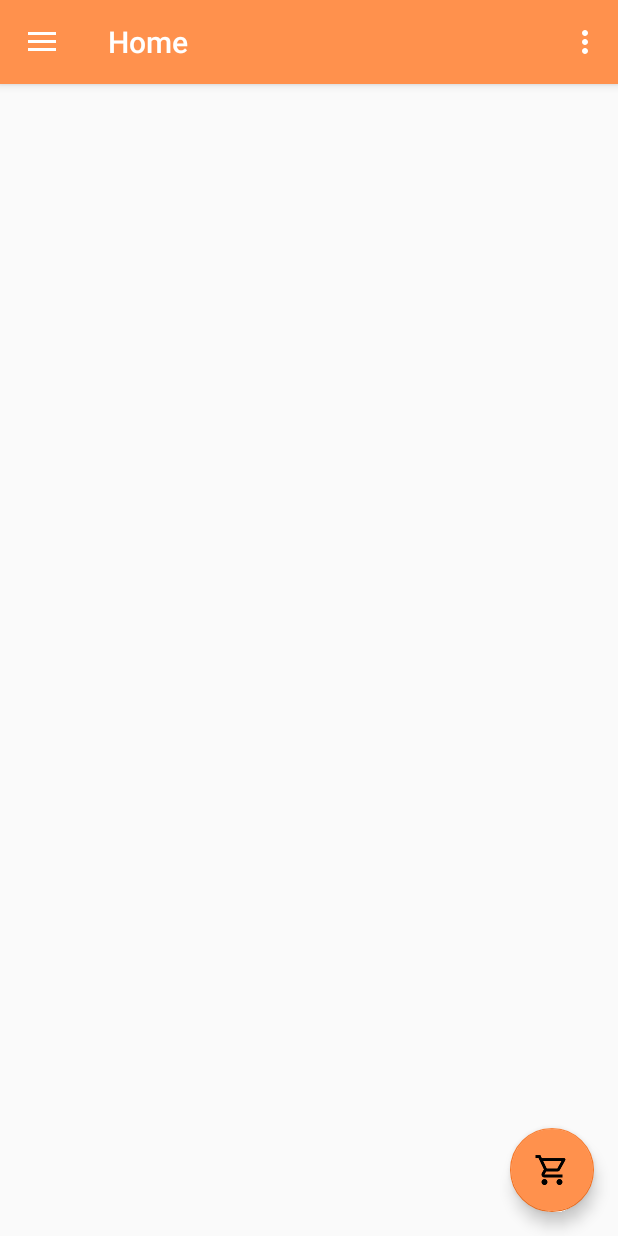
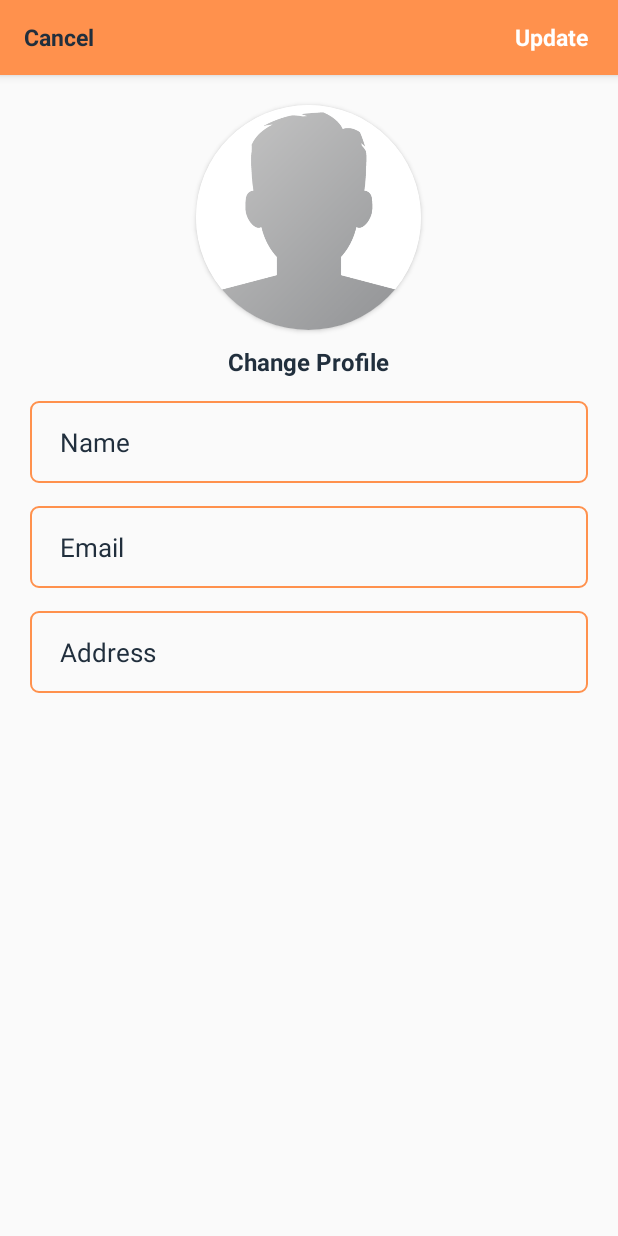
Before and after one commit to jeneeDurai/AmazonDemo, an Android app: the HomeActivity screen opened directly, with no data from a screen before it, in the side drawer, after a tap on "Settings", on a phone screen of 412 x 824 dp. Run offline under Robolectric (Android 15) with nearby library versions, the phone set to English and light mode, and no system bars; our stand-ins replace Firebase (no records; nobody signed in at launch, a user with empty details on screens opened directly), Picasso; 2 statements that could not run were skipped.

Commit message:
user profile setting base

```diff
--- a/app/build.gradle
+++ b/app/build.gradle
@@ -31,6 +31,7 @@ dependencies {
     implementation 'com.google.firebase:firebase-database:16.0.1'
     implementation 'com.google.firebase:firebase-storage:16.0.1'
     implementation 'com.firebaseui:firebase-ui-database:4.0.0'
+    implementation 'com.squareup.picasso:picasso:2.71828'
     implementation 'com.android.support:design:28.0.0'
     implementation 'com.android.support:cardview-v7:28.0.0'
     testImplementation 'junit:junit:4.12'
--- a/app/src/main/AndroidManifest.xml
+++ b/app/src/main/AndroidManifest.xml
@@ -9,10 +9,11 @@
         android:roundIcon="@mipmap/ic_launcher_round"
         android:supportsRtl="true"
         android:theme="@style/AppTheme">
+        <activity android:name=".SettingActivity"></activity>
         <activity
             android:name=".HomeActivity"
             android:label="@string/title_activity_home"
-            android:theme="@style/AppTheme.NoActionBar"></activity>
+            android:theme="@style/AppTheme.NoActionBar" />
         <activity android:name=".AdminCategoryActivity" />
         <activity android:name=".AdminAddProductActivity" />
         <activity android:name=".SignUPActivity" />
--- a/app/src/main/java/com/example/amazondemo/HomeActivity.java
+++ b/app/src/main/java/com/example/amazondemo/HomeActivity.java
@@ -28,6 +28,7 @@ import com.firebase.ui.database.FirebaseRecyclerAdapter;
 import com.firebase.ui.database.FirebaseRecyclerOptions;
 import com.google.firebase.database.DatabaseReference;
 import com.google.firebase.database.FirebaseDatabase;
+import com.squareup.picasso.Picasso;
 
 public class HomeActivity extends AppCompatActivity
         implements NavigationView.OnNavigationItemSelectedListener {
@@ -129,7 +130,8 @@ public class HomeActivity extends AppCompatActivity
         } else if (id == R.id.nav_category) {
 
         } else if (id == R.id.nav_settings) {
-
+            Intent i = new Intent(HomeActivity.this,SettingActivity.class);
+            startActivity(i);
         } else if (id == R.id.nav_logout) {
             SharedPreferences loginPreferences = getSharedPreferences("loginPrefs", MODE_PRIVATE);
             loginPreferences.edit().clear().commit();
@@ -157,9 +159,9 @@ public class HomeActivity extends AppCompatActivity
             {
                 holder.pNameTxt.setText(model.getPname());
                 holder.pDescTxt.setText(model.getDescription());
-                holder.pPriceTxt.setText(model.getPrice());
+                holder.pPriceTxt.setText("Price - " + model.getPrice()+ "$");
                 //holder.pImageView.setImageURI(model.getImage());
-                //Picasso.get().load(model.getImage()).into(holder.pImageView);
+                Picasso.get().load(model.getImage()).into(holder.pImageView);
 
             }
 
--- /dev/null
+++ b/app/src/main/java/com/example/amazondemo/SettingActivity.java
@@ -0,0 +1,78 @@
+package com.example.amazondemo;
+
+import android.content.SharedPreferences;
+import android.support.annotation.NonNull;
+import android.support.v7.app.AppCompatActivity;
+import android.os.Bundle;
+import android.widget.EditText;
+import android.widget.ImageView;
+import android.widget.TextView;
+
+import com.example.amazondemo.prevalent.Prevalent;
+import com.google.firebase.database.DataSnapshot;
+import com.google.firebase.database.DatabaseError;
+import com.google.firebase.database.DatabaseReference;
+import com.google.firebase.database.FirebaseDatabase;
+import com.google.firebase.database.ValueEventListener;
+import com.squareup.picasso.Picasso;
+
+public class SettingActivity extends AppCompatActivity {
+
+    private ImageView proImg;
+    private EditText nameTxt, emailTxt, addTxt;
+    private TextView cancelBtn, updateBtn, changeProBtn;
+    private SharedPreferences loginPreferences;
+
+    @Override
+    protected void onCreate(Bundle savedInstanceState) {
+        super.onCreate(savedInstanceState);
+        setContentView(R.layout.activity_setting);
+
+        proImg = (ImageView) findViewById(R.id.user_profile_image_setting);
+
+        nameTxt = (EditText) findViewById(R.id.setting_name_txt);
+        emailTxt = (EditText) findViewById(R.id.setting_address_txt);
+
+        cancelBtn = (TextView) findViewById(R.id.cancel_setting_btn);
+        updateBtn = (TextView) findViewById(R.id.update_acc_setting_btn);
+        changeProBtn = (TextView) findViewById(R.id.update_profile_img_text);
+
+        loginPreferences = getSharedPreferences("loginPrefs", MODE_PRIVATE);
+
+        userInfoDisplay();
+
+
+
+    }
+
+    private void userInfoDisplay() {
+        String email = loginPreferences.getString("email","").toString();
+        DatabaseReference userRef = FirebaseDatabase.getInstance().getReference().child("Users").child(email.substring(0, email.lastIndexOf(".")));
+        userRef.addValueEventListener(new ValueEventListener() {
+            @Override
+            public void onDataChange(@NonNull DataSnapshot dataSnapshot) {
+
+                if(dataSnapshot.exists()){
+                    if(dataSnapshot.child("image").exists()){
+                        String image = dataSnapshot.child("image").getValue().toString();
+                        String name = dataSnapshot.child("name").getValue().toString();
+                        String email = dataSnapshot.child("email").getValue().toString();
+                        String address = dataSnapshot.child("address").getValue().toString();
+
+                        Picasso.get().load(image).into(proImg);
+                        nameTxt.setText(name);
+                        emailTxt.setText(email);
+                        addTxt.setText(address);
+
+                    }
+                }
+            }
+
+            @Override
+            public void onCancelled(@NonNull DatabaseError databaseError) {
+
+            }
+        });
+
+    }
+}
--- a/app/src/main/java/com/example/amazondemo/viewHolder/ProductViewHolder.java
+++ b/app/src/main/java/com/example/amazondemo/viewHolder/ProductViewHolder.java
@@ -13,7 +13,7 @@ import com.example.amazondemo.interf.ItemClickListener;
 public class ProductViewHolder extends RecyclerView.ViewHolder implements View.OnClickListener {
 
     public TextView pNameTxt, pDescTxt,pPriceTxt;
-    //public ImageView pImageView;
+    public ImageView pImageView;
     ItemClickListener itemClickListener;
 
 
@@ -21,7 +21,7 @@ public class ProductViewHolder extends RecyclerView.ViewHolder implements View.O
     public ProductViewHolder(@NonNull View itemView) {
         super(itemView);
 
-        //pImageView = (ImageView) itemView.findViewById(R.id.card_product_image);
+        pImageView = (ImageView) itemView.findViewById(R.id.card_product_image);
         pNameTxt = (TextView) itemView.findViewById(R.id.card_product_name);
         pDescTxt = (TextView) itemView.findViewById(R.id.card_product_description);
         pPriceTxt = (TextView) itemView.findViewById(R.id.card_product_price);
--- a/app/src/main/res/drawable/input_design.xml
+++ b/app/src/main/res/drawable/input_design.xml
@@ -3,7 +3,7 @@
 
     <stroke
         android:color="@color/colorPrimary"
-        android:width="3dp">
+        android:width="1dp">
 
     </stroke>
 
--- /dev/null
+++ b/app/src/main/res/layout/activity_setting.xml
@@ -0,0 +1,137 @@
+<?xml version="1.0" encoding="utf-8"?>
+<RelativeLayout xmlns:android="http://schemas.android.com/apk/res/android"
+    xmlns:app="http://schemas.android.com/apk/res-auto"
+    xmlns:tools="http://schemas.android.com/tools"
+    android:layout_width="match_parent"
+    android:layout_height="match_parent"
+    tools:context=".SettingActivity">
+
+    <android.support.design.widget.AppBarLayout
+        android:id="@+id/app_bar_setting"
+        android:layout_width="match_parent"
+        android:layout_height="50dp">
+
+        <android.support.v7.widget.Toolbar
+            android:id="@+id/toolbar_setting"
+            android:layout_width="match_parent"
+            android:layout_height="wrap_content">
+
+            <RelativeLayout
+                android:layout_width="match_parent"
+                android:layout_height="wrap_content">
+
+                <TextView
+                    android:id="@+id/cancel_setting_btn"
+                    android:layout_width="wrap_content"
+                    android:layout_height="wrap_content"
+                    android:text="Cancel"
+                    android:textSize="15sp"
+                    android:textColor="@color/colorGrey"
+                    android:layout_alignParentStart="true"
+                    android:textStyle="bold"
+                    />
+
+                <TextView
+                    android:id="@+id/update_acc_setting_btn"
+                    android:layout_width="wrap_content"
+                    android:layout_height="wrap_content"
+                    android:text="Update"
+                    android:textSize="15sp"
+                    android:textColor="@color/colorWhite"
+                    android:layout_alignParentEnd="true"
+                    android:textStyle="bold"
+                    android:layout_marginRight="20dp"/>
+
+            </RelativeLayout>
+        </android.support.v7.widget.Toolbar>
+    </android.support.design.widget.AppBarLayout>
+
+    <android.support.v7.widget.CardView
+        android:id="@+id/setting_cardview"
+        android:layout_width="150dp"
+        android:layout_height="150dp"
+        android:elevation="12dp"
+        android:layout_below="@id/app_bar_setting"
+        app:cardCornerRadius="75dp"
+        android:layout_centerHorizontal="true"
+        android:layout_gravity="center"
+        android:layout_marginTop="20dp">
+
+        <ImageView
+            android:id="@+id/user_profile_image_setting"
+            android:layout_height="150dp"
+            android:layout_width="match_parent"
+            android:src="@drawable/profile"
+            android:scaleType="centerCrop"/>
+
+    </android.support.v7.widget.CardView>
+
+    <TextView
+        android:id="@+id/update_profile_img_text"
+        android:layout_width="wrap_content"
+        android:layout_height="wrap_content"
+        android:layout_below="@id/setting_cardview"
+        android:text="Change Profile"
+        android:layout_marginTop="10dp"
+        android:textSize="16sp"
+        android:textColor="@color/colorGrey"
+        android:layout_centerHorizontal="true"
+        android:textStyle="bold"
+        android:layout_marginRight="20dp"/>
+
+    <EditText
+        android:id="@+id/setting_name_txt"
+        android:layout_width="match_parent"
+        android:layout_height="wrap_content"
+        android:layout_below="@id/update_profile_img_text"
+        android:background="@drawable/input_design"
+        android:paddingRight="20dp"
+        android:paddingLeft="20dp"
+        android:paddingTop="15dp"
+        android:paddingBottom="15dp"
+        android:layout_marginTop="15dp"
+        android:layout_marginLeft="20dp"
+        android:layout_marginRight="20dp"
+        android:hint="Name"
+        android:textColor="@color/colorPrimaryDark"
+        android:textColorHint="@color/colorGrey"
+        android:textSize="17sp"/>
+
+    <EditText
+        android:id="@+id/setting_email_txt"
+        android:layout_width="match_parent"
+        android:layout_height="wrap_content"
+        android:layout_below="@id/setting_name_txt"
+        android:background="@drawable/input_design"
+        android:paddingRight="20dp"
+        android:paddingLeft="20dp"
+        android:paddingTop="15dp"
+        android:paddingBottom="15dp"
+        android:layout_marginTop="15dp"
+        android:layout_marginLeft="20dp"
+        android:layout_marginRight="20dp"
+        android:hint="Email"
+        android:textColor="@color/colorPrimaryDark"
+        android:textColorHint="@color/colorGrey"
+        android:textSize="17sp"/>
+
+    <EditText
+        android:id="@+id/setting_address_txt"
+        android:layout_width="match_parent"
+        android:layout_height="wrap_content"
+        android:layout_below="@id/setting_email_txt"
+        android:background="@drawable/input_design"
+        android:paddingRight="20dp"
+        android:paddingLeft="20dp"
+        android:paddingTop="15dp"
+        android:paddingBottom="15dp"
+        android:layout_marginTop="15dp"
+        android:layout_marginLeft="20dp"
+        android:layout_marginRight="20dp"
+        android:hint="Address"
+        android:textColor="@color/colorPrimaryDark"
+        android:textColorHint="@color/colorGrey"
+        android:textSize="17sp"/>
+
+
+</RelativeLayout>
--- a/app/src/main/res/layout/product_layout.xml
+++ b/app/src/main/res/layout/product_layout.xml
@@ -24,11 +24,11 @@
             android:textStyle="bold"
             />
 
-        <!--<ImageView-->
-            <!--android:id="@+id/card_product_image"-->
-            <!--android:layout_width="match_parent"-->
-            <!--android:layout_height="200dp"-->
-            <!--android:layout_below="@+id/card_product_name"/>-->
+        <ImageView
+            android:id="@+id/card_product_image"
+            android:layout_width="match_parent"
+            android:layout_height="200dp"
+            android:layout_below="@+id/card_product_name"/>
 
         <TextView
             android:id="@+id/card_product_description"
@@ -39,7 +39,7 @@
             android:textSize="15sp"
             android:textColor="@color/colorPrimary"
             android:textStyle="bold"
-            android:layout_below="@+id/card_product_name"/>
+            android:layout_below="@+id/card_product_image"/>
 
         <TextView
             android:id="@+id/card_product_price"
```
